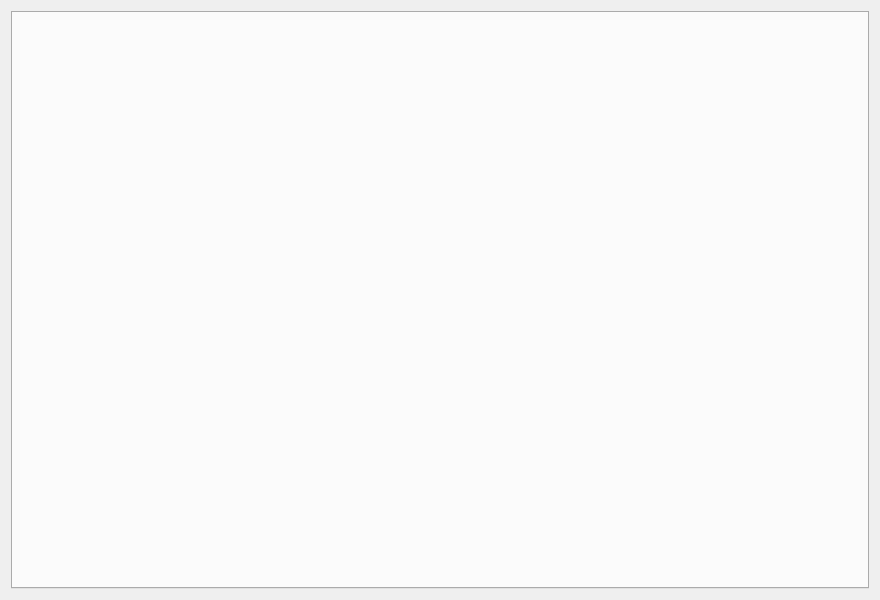
The window that src/ckb/mainwindow.ui (ckb-next/ckb-next) describes before a commit, drawn with Qt 5.
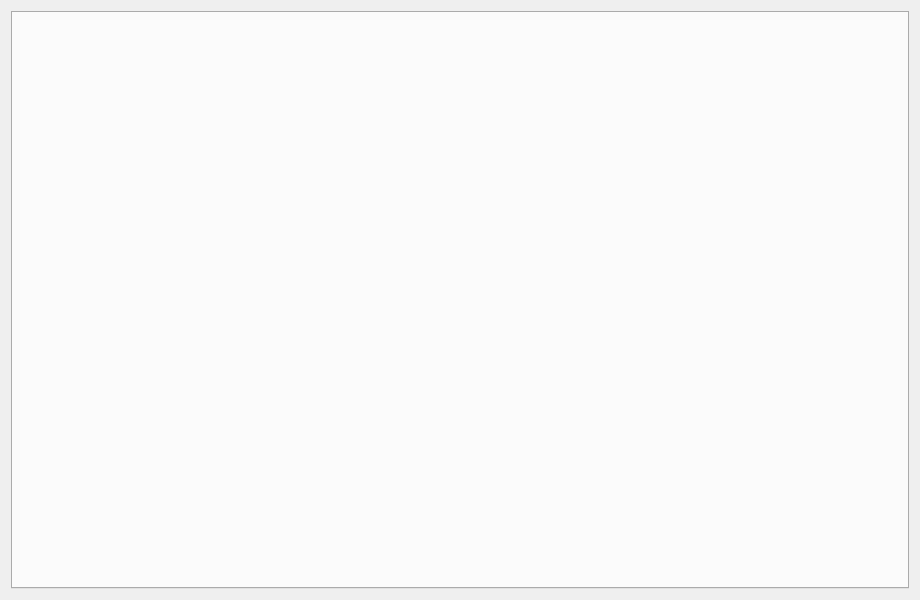
The same window after the commit. Icons and pictures are not drawn.

```diff
--- a/src/ckb/mainwindow.ui
+++ b/src/ckb/mainwindow.ui
@@ -6,13 +6,13 @@
    <rect>
     <x>0</x>
     <y>0</y>
-    <width>880</width>
+    <width>920</width>
     <height>600</height>
    </rect>
   </property>
   <property name="minimumSize">
    <size>
-    <width>880</width>
+    <width>920</width>
     <height>600</height>
    </size>
   </property>
```
